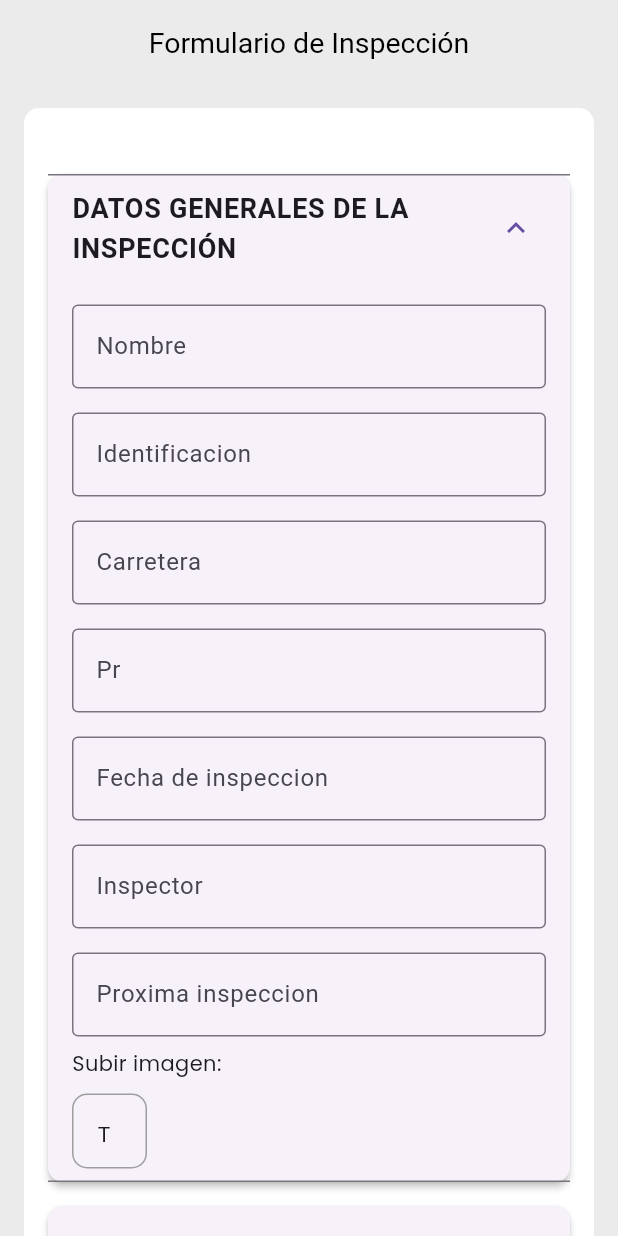
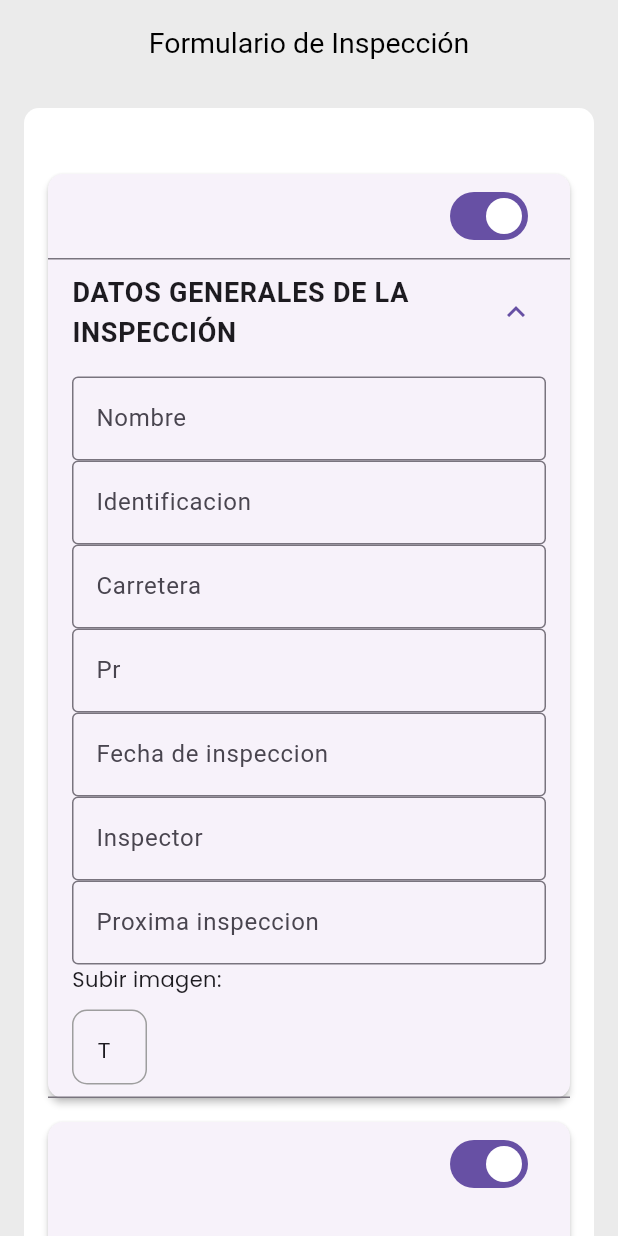
Before and after one commit to Proyecto-de-grado-BRIDGECARE/bridgecare-mobile, a Flutter app: the screen it shows after launch, after a tap on "DATOS GENERALES DE LA INSPECCIÓN", on a phone screen of 412 x 824 dp. Run offline on Flutter 3.47's test engine with Material 3 defaults, Android fonts, the phone set to English and light mode, and no system bars; our stand-ins replace google_fonts, image_picker, persistent_bottom_nav_bar.

Commit message:
Opciones de listas

```diff
--- a/lib/features/formularioInspeccion/buildForm2.dart
+++ b/lib/features/formularioInspeccion/buildForm2.dart
@@ -16,6 +16,8 @@ class BuildForm extends StatefulWidget {
 class _BuildFormState extends State<BuildForm> {
   Map<String, File?> _imagenesSecciones = {};
 
+
+  Map<String, bool> componentesActivos = {};
   Future<void> _pickImage(String sectionKey) async {
     final picker = ImagePicker();
     final XFile? pickedFile = await picker.pickImage(source: ImageSource.gallery);
@@ -89,7 +91,18 @@ class _BuildFormState extends State<BuildForm> {
       margin: EdgeInsets.symmetric(vertical: 8, horizontal: 16),
       shape: RoundedRectangleBorder(borderRadius: BorderRadius.circular(10)),
       elevation: 2,
-      child: ExpansionTile(
+      child: Column(
+        children: [
+          SwitchListTile(
+            value: componentesActivos[section.tituloSeccion] ?? true,
+            onChanged: (bool value) {
+              setState(() {
+                componentesActivos[section.tituloSeccion] = value;
+              });
+            },
+          ),
+          if (componentesActivos[section.tituloSeccion] ?? true)
+            ExpansionTile(
               title: Text(section.tituloSeccion,
                   style: TextStyle(fontSize: 18.0, fontWeight: FontWeight.bold)),
               children: [
@@ -98,15 +111,15 @@ class _BuildFormState extends State<BuildForm> {
                   child: Column(
                     crossAxisAlignment: CrossAxisAlignment.start,
                     children: [
-                ...section.campos.map((campo) => _buildTextField(campo)),
+                      ...section.campos.map((campo) => _buildField(campo)),
                       _buildImagePicker(section.tituloSeccion),
-
-                // Renderizar subsecciones si existen
                       if (section.subsecciones != null)
                         ...section.subsecciones!.map((subsection) => _buildSubsection(subsection)),
                     ],
                   ),
                 )
+              ],
+            ),
         ],
       ),
     );
@@ -165,6 +178,59 @@ class _BuildFormState extends State<BuildForm> {
       ],
     );
   }
+  Widget _buildField(FieldData field) {
+    if (field.labelCampo == "Calificación") {
+      return DropdownButtonFormField<int>(
+        decoration: InputDecoration(labelText: field.labelCampo, border: OutlineInputBorder()),
+        items: [0, 1, 3, 4, 5, 6]
+            .map((e) => DropdownMenuItem(value: e, child: Text(e.toString())))
+            .toList(),
+        onChanged: (value) {},
+      );
+    }
+    if (field.labelCampo == "Inspección Especial") {
+      return DropdownButtonFormField<String>(
+        decoration: InputDecoration(labelText: field.labelCampo, border: OutlineInputBorder()),
+        items: ["Sí", "No"].map((e) => DropdownMenuItem(value: e, child: Text(e))).toList(),
+        onChanged: (value) {},
+      );
+    }
+    if (field.labelCampo == "No. Fotos" || field.labelCampo == "Cantidad de Reparación" || field.labelCampo == "Costo de Reparación") {
+      return TextField(
+        controller: field.controller,
+        keyboardType: TextInputType.number,
+        decoration: InputDecoration(labelText: field.labelCampo, border: OutlineInputBorder()),
+      );
+    }
+    if (field.labelCampo == "Tipo de daño") {
+      List<String> damageTypes = [
+        "Daño estructural (Sobrecarga / diseño insuficiente)",
+        "Vibración excesiva",
+        "Impacto",
+        "Asentamiento / Movimiento",
+        "Erosión / socavación",
+        "Sedimentación",
+        "Corrosión de acero estructural",
+        "Daño en concreto/ Corrosión de refuerzo",
+        "Daño en concreto/ Acero Expuesto",
+        "Descomposición",
+        "Infiltración",
+        "Otro",
+        "No Aplicable",
+        "Desconocido",
+        "No Registrado"
+      ];
+      return DropdownButtonFormField<String>(
+        decoration: InputDecoration(labelText: field.labelCampo, border: OutlineInputBorder()),
+        items: damageTypes.map((e) => DropdownMenuItem(value: e, child: Text(e))).toList(),
+        onChanged: (value) {},
+      );
+    }
+    return TextField(
+      controller: field.controller,
+      decoration: InputDecoration(labelText: field.labelCampo, border: OutlineInputBorder()),
+    );
+  }
 
   Widget _buildTextField(FieldData field) {
     return Padding(
@@ -180,18 +246,9 @@ class _BuildFormState extends State<BuildForm> {
   }
 
   void _saveForm() {
-    bool allImagesSelected = widget.secciones.every((section) {
-      return _imagenesSecciones[section.tituloSeccion] != null;
-    });
+    for (var section in widget.secciones) {
+      if (!(componentesActivos[section.tituloSeccion] ?? true)) continue; // No guardar si el componente está deshabilitado
 
-    if (!allImagesSelected) {
-      ScaffoldMessenger.of(context).showSnackBar(
-        SnackBar(content: Text("Por favor, selecciona una imagen para cada sección.")),
-      );
-      return;
-    }
-
-    for (var section in widget.secciones) {
       for (var campo in section.campos) {
         print("${campo.labelCampo}: ${campo.controller.text}");
       }
```
Lines whose indentation alone changed are shown as unchanged.
